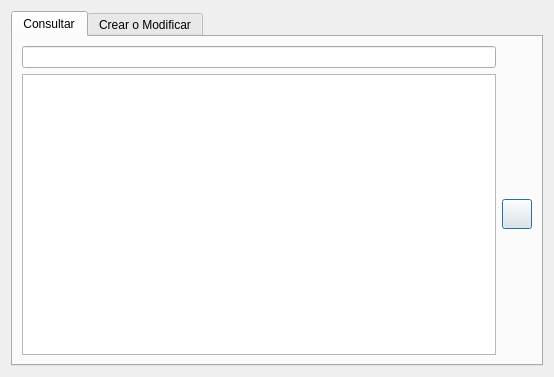
Qt form dialogs/ui/cultivo_dialog.ui (franciscocontreras93/agrae_new) before a commit.
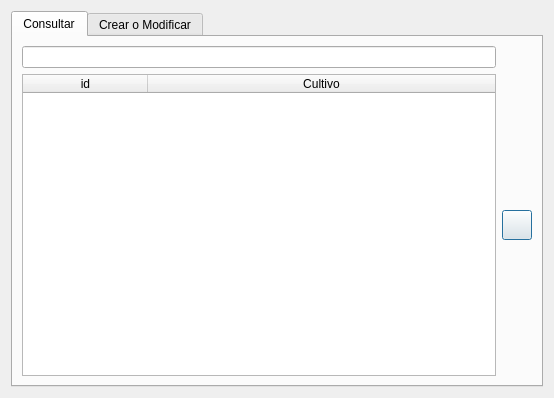
The same form after that commit. The open tabs and pages were chosen to show the change.

```diff
--- a/dialogs/ui/cultivo_dialog.ui
+++ b/dialogs/ui/cultivo_dialog.ui
@@ -7,7 +7,7 @@
     <x>0</x>
     <y>0</y>
     <width>554</width>
-    <height>369</height>
+    <height>398</height>
    </rect>
   </property>
   <property name="windowTitle">
@@ -71,7 +71,7 @@
           <bool>true</bool>
          </property>
          <attribute name="horizontalHeaderVisible">
-          <bool>false</bool>
+          <bool>true</bool>
          </attribute>
          <attribute name="horizontalHeaderDefaultSectionSize">
           <number>125</number>
```
Left out of the diff: 2 changed lines with no effect on the pictures.
